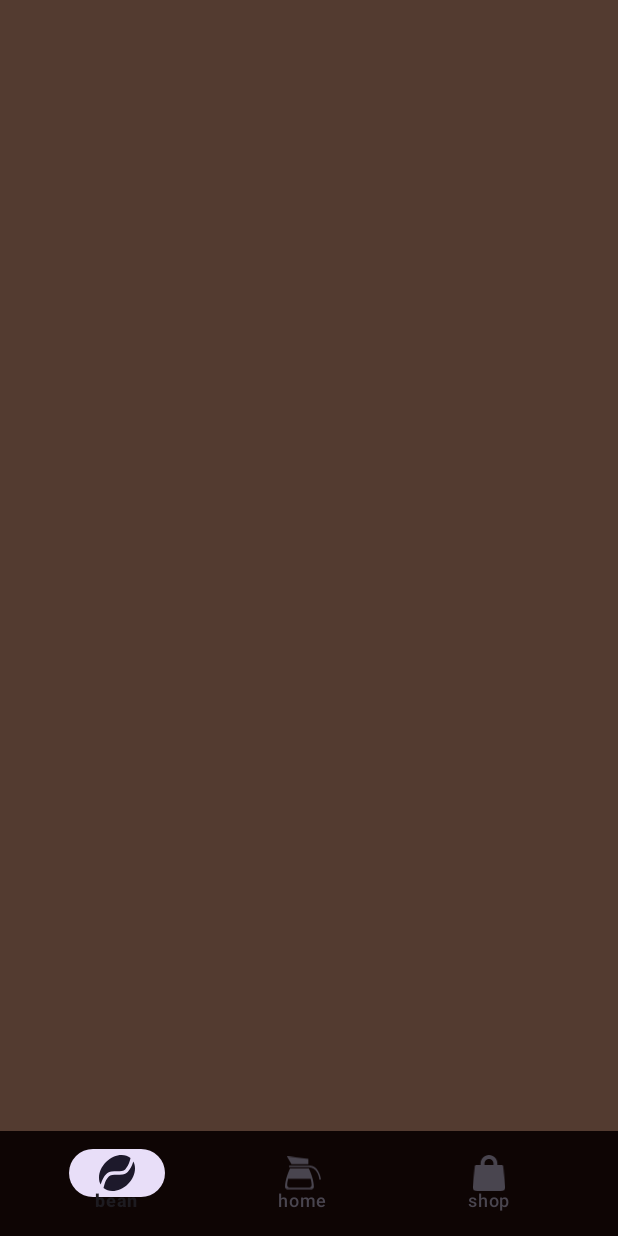
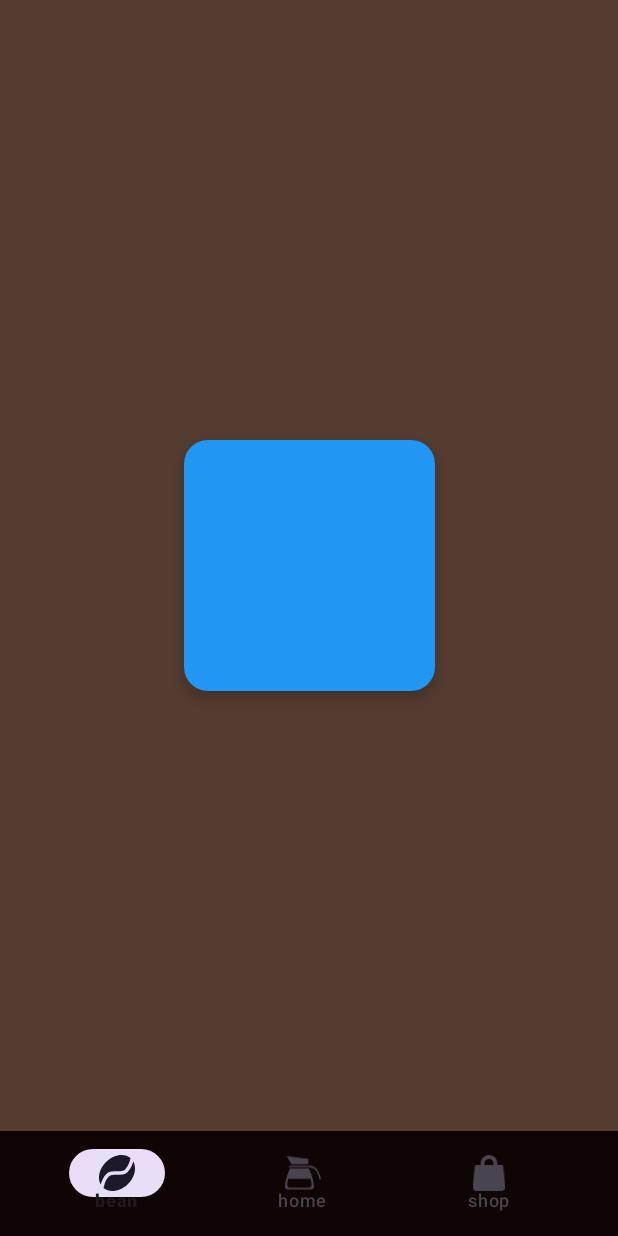
Before and after one commit to 2023-MobileProgramming/HomeRista, an Android app: the screen it shows after launch (MainActivity), on a phone screen of 412 x 824 dp. Run offline under Robolectric (Android 15) with nearby library versions, the phone set to English and light mode, and no system bars; 1 statement that could not run was skipped.

Commit message:
메뉴바 프래그먼트화, 추출하기 버튼 생성

```diff
--- /dev/null
+++ b/app/src/main/java/com/coffee/homerista/BeanTabFragment.kt
@@ -0,0 +1,11 @@
+package com.coffee.homerista
+
+import android.os.Bundle
+import androidx.fragment.app.Fragment
+import android.view.LayoutInflater
+import android.view.View
+import android.view.ViewGroup
+
+class BeanTabFragment : Fragment() {
+
+}
--- /dev/null
+++ b/app/src/main/java/com/coffee/homerista/ExtractionTabFragment.kt
@@ -0,0 +1,11 @@
+package com.coffee.homerista
+
+import android.os.Bundle
+import androidx.fragment.app.Fragment
+import android.view.LayoutInflater
+import android.view.View
+import android.view.ViewGroup
+
+class ExtractionTabFragment : Fragment() {
+
+}
--- a/app/src/main/java/com/coffee/homerista/MainActivity.kt
+++ b/app/src/main/java/com/coffee/homerista/MainActivity.kt
@@ -2,10 +2,51 @@ package com.coffee.homerista
 
 import androidx.appcompat.app.AppCompatActivity
 import android.os.Bundle
+import android.widget.LinearLayout
+import androidx.appcompat.app.ActionBarDrawerToggle
+import androidx.core.view.GravityCompat
+import androidx.drawerlayout.widget.DrawerLayout
+import androidx.fragment.app.Fragment
+import com.google.android.material.bottomnavigation.BottomNavigationView
+import com.google.android.material.floatingactionbutton.FloatingActionButton
+
 
 class MainActivity : AppCompatActivity() {
+    private lateinit var bottomNavigationView: BottomNavigationView
+    private lateinit var extractionButton: FloatingActionButton
+
     override fun onCreate(savedInstanceState: Bundle?) {
         super.onCreate(savedInstanceState)
         setContentView(R.layout.activity_main)
+
+        bottomNavigationView = findViewById(R.id.bottomNavigationView)
+        extractionButton = findViewById(R.id.extractionButton)
+
+        val beanFragment = BeanTabFragment()
+        val extractionFragment = ExtractionTabFragment()
+        val shoppingFragment = ShoppingTabFragment()
+
+        setCurrentFragment(beanFragment)
+
+        bottomNavigationView.setOnItemSelectedListener { item ->
+            when(item.itemId) {
+                R.id.navigation_bean -> setCurrentFragment(beanFragment)
+                R.id.navigation_extract -> setCurrentFragment(extractionFragment)
+                R.id.navigation_shop -> setCurrentFragment(shoppingFragment)
+            }
+            true
+        }
+
+        // FloatingActionButton에 클릭 이벤트 추가
+        extractionButton.setOnClickListener {
+            // 팝업창 띄우는 로직을 여기에 추가
+            // 예를 들어, DialogFragment를 사용하여 팝업창을 띄울 수 있습니다.
+        }
     }
+
+    private fun setCurrentFragment(fragment: Fragment) =
+        supportFragmentManager.beginTransaction().apply {
+            replace(R.id.fl, fragment)
+            commit()
+        }
 }
--- a/app/src/main/res/layout/activity_main.xml
+++ b/app/src/main/res/layout/activity_main.xml
@@ -42,49 +42,36 @@
             app:labelVisibilityMode="labeled"
             app:menu="@menu/menu" />
 
-        <com.google.android.material.button.MaterialButton
-            android:id="@+id/button1"
-            style="@style/Widget.MaterialComponents.Button.OutlinedButton.Icon"
-            android:layout_width="0dp"
-            android:layout_height="match_parent"
-            android:layout_weight="1"
-            android:icon="@drawable/bean"
-            app:iconGravity="textTop"
-            app:layout_constraintStart_toStartOf="parent"
-            app:layout_constraintEnd_toStartOf="@+id/button2"
-            app:layout_constraintTop_toTopOf="parent"
-            app:layout_constraintBottom_toBottomOf="parent"
-            />
-
-        <com.google.android.material.button.MaterialButton
-            android:id="@+id/button2"
-            style="@style/Widget.MaterialComponents.Button.OutlinedButton.Icon"
-            android:layout_width="0dp"
-            android:layout_height="match_parent"
-            android:layout_weight="1"
-            android:icon="@drawable/extract"
-            app:iconGravity="textTop"
-            app:layout_constraintStart_toEndOf="@+id/button1"
-            app:layout_constraintEnd_toStartOf="@+id/button3"
-            app:layout_constraintTop_toTopOf="parent"
-            app:layout_constraintBottom_toBottomOf="parent"
-            />
-
-        <com.google.android.material.button.MaterialButton
-            android:id="@+id/button3"
-            style="@style/Widget.MaterialComponents.Button.OutlinedButton.Icon"
-            android:layout_width="0dp"
-            android:layout_height="match_parent"
-            android:layout_weight="1"
-            android:icon="@drawable/shop"
-            app:iconGravity="textTop"
-            app:layout_constraintStart_toEndOf="@+id/button2"
-            app:layout_constraintEnd_toEndOf="parent"
-            app:layout_constraintTop_toTopOf="parent"
-            app:layout_constraintBottom_toBottomOf="parent"
-            />
-
     </com.google.android.material.bottomappbar.BottomAppBar>
 
+    <FrameLayout
+        android:layout_width="wrap_content"
+        android:layout_height="wrap_content"
+        android:layout_gravity="center"
+        app:layout_constraintBottom_toBottomOf="@+id/fl"
+        app:layout_constraintEnd_toEndOf="@+id/fl"
+        app:layout_constraintStart_toStartOf="@+id/fl"
+        app:layout_constraintTop_toTopOf="@+id/fl">
+
+        <com.google.android.material.floatingactionbutton.FloatingActionButton
+            android:id="@+id/extractionButton"
+            android:layout_width="167dp"
+            android:layout_height="181dp"
+            android:layout_margin="16dp"
+            app:backgroundTint="#2196F3"
+            app:layout_constraintBottom_toBottomOf="parent"
+            app:layout_constraintEnd_toEndOf="parent"
+            app:layout_constraintStart_toStartOf="parent"
+            app:layout_constraintTop_toTopOf="parent" />
+
+        <TextView
+            android:layout_width="wrap_content"
+            android:layout_height="wrap_content"
+            android:layout_gravity="center"
+            android:text="추출하기"
+            android:textColor="#FFFFFF"
+            android:textSize="16sp" />
+
+    </FrameLayout>
 
 </androidx.constraintlayout.widget.ConstraintLayout>
--- a/app/src/main/res/values/strings.xml
+++ b/app/src/main/res/values/strings.xml
@@ -1,3 +1,5 @@
 <resources>
     <string name="app_name">HomeRista</string>
+    <!-- TODO: Remove or change this placeholder text -->
+    <string name="hello_blank_fragment">Hello blank fragment</string>
 </resources>
```
Also changed, not shown: app/src/main/java/com/coffee/homerista/MenuFragment.kt (added, +18 -0 lines), app/src/main/res/layout/fragment_bean_tab.xml (added, +14 -0 lines), app/src/main/res/layout/fragment_extraction_tab.xml (added, +14 -0 lines), app/src/main/res/layout/fragment_menu.xml (added, +14 -0 lines).
